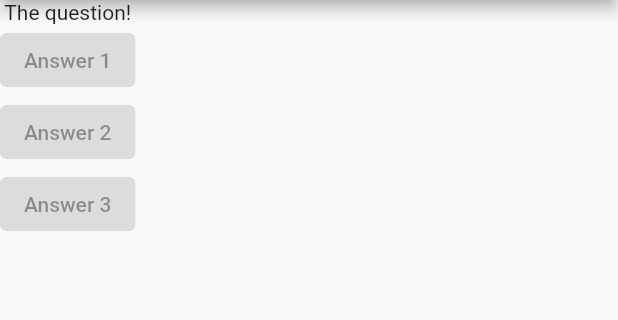
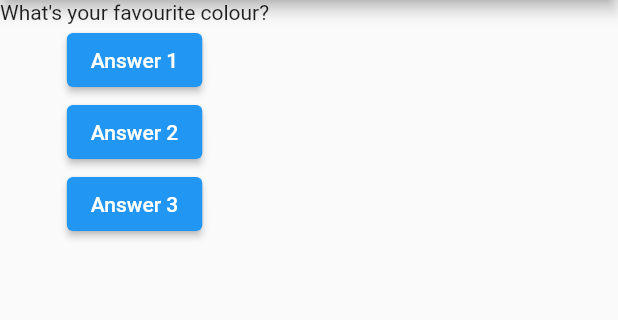
Before and after one commit to pduebel/personality-quiz-app, a Flutter app: the screen it shows after launch, on a phone screen of 412 x 824 dp, the part 84-404 px from its top. Run offline on Flutter 3.47's test engine with Material 2 defaults, Android fonts, the light colour scheme and no system bars.

Commit message:
Change question on button press, separate question text widget

```diff
--- a/lib/main.dart
+++ b/lib/main.dart
@@ -1,27 +1,50 @@
 import 'package:flutter/material.dart';
+
+import './questions.dart';
 
 void main() => runApp(MyApp());
 
-class MyApp extends StatelessWidget {
+class MyApp extends StatefulWidget {
+  @override
+  State<StatefulWidget> createState() {
+    // TODO: implement createState
+    return _MyAppState();
+  }
+}
+
+class _MyAppState extends State<MyApp> {
+  var _questionIndex = 0;
+
+  void _answerQuestion() {
+    setState(() {
+      _questionIndex++;
+    });
+    print(_questionIndex);
+  }
+
   @override
   Widget build(BuildContext context) {
+    var questions = [
+      'What\'s your favourite colour?',
+      'What\'s your favourite animal?'
+    ];
     return MaterialApp(
       home: Scaffold(
         appBar: AppBar(title: const Text('Personality Quiz')),
         body: Column(
-          children: const [
-            Text('The question!'),
+          children: [
+            Question(questions[_questionIndex]),
             ElevatedButton(
-              child: Text('Answer 1'),
-              onPressed: null,
+              child: const Text('Answer 1'),
+              onPressed: _answerQuestion,
             ),
             ElevatedButton(
-              child: Text('Answer 2'),
-              onPressed: null,
+              child: const Text('Answer 2'),
+              onPressed: _answerQuestion,
             ),
             ElevatedButton(
-              child: Text('Answer 3'),
-              onPressed: null,
+              child: const Text('Answer 3'),
+              onPressed: _answerQuestion,
             ),
           ],
         ),
--- /dev/null
+++ b/lib/questions.dart
@@ -0,0 +1,12 @@
+import 'package:flutter/material.dart';
+
+class Question extends StatelessWidget {
+  final String questionText;
+
+  Question(this.questionText);
+
+  @override
+  Widget build(BuildContext context) {
+    return Text(questionText);
+  }
+}
```
